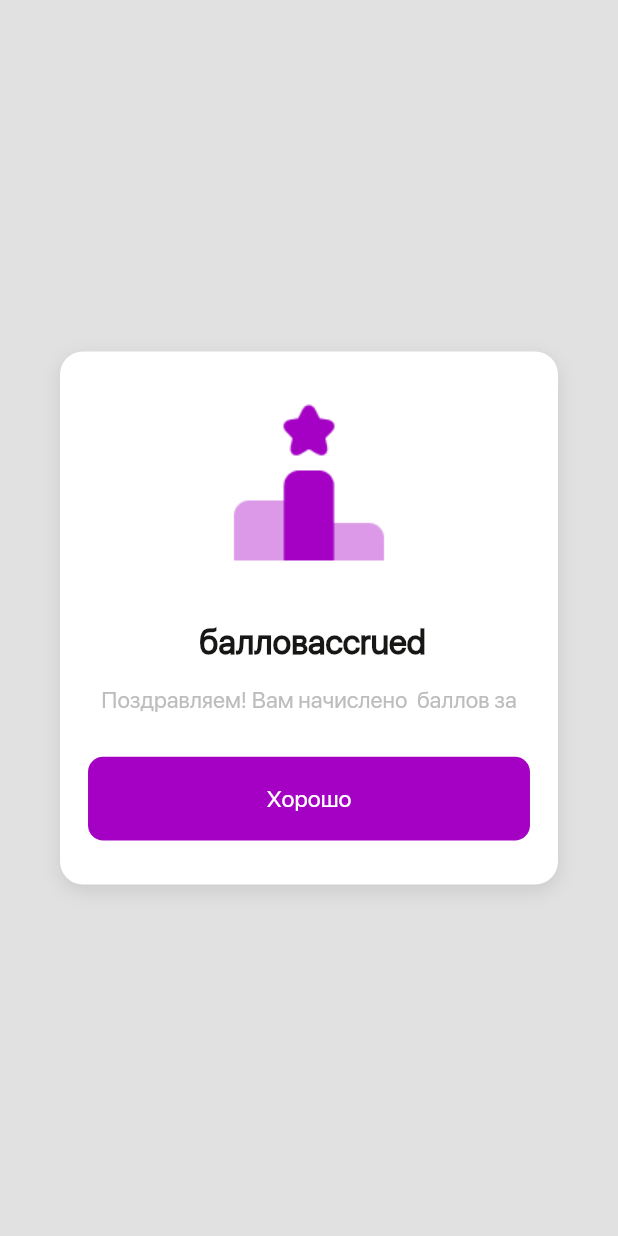
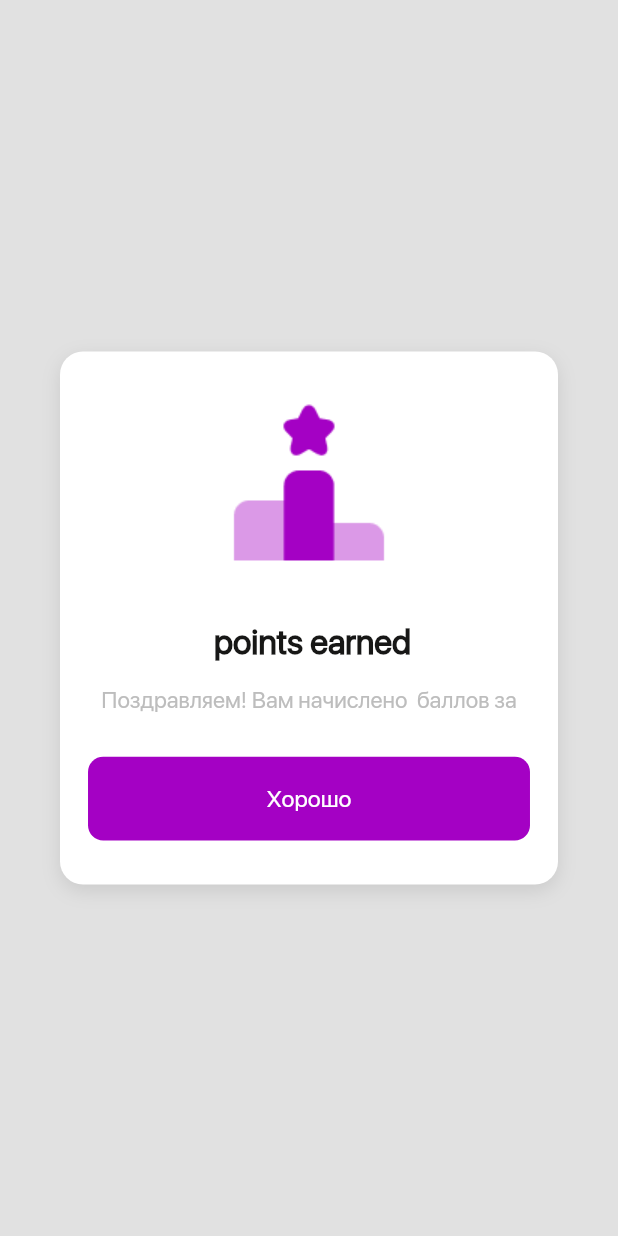
Before and after one commit to DevAppBroseph/just_do_it, a Flutter app: what scoreDialog() shows on an empty page, opened directly with empty values, on a phone screen of 412 x 824 dp. Run offline on Flutter 3.47's test engine with Material 2 defaults, Android fonts, the phone set to English and light mode, and no system bars; our stand-ins replace auto_size_text, cached_network_image, dash_chat_2, dio, easy_localization, file_picker and 18 more; missing offline and left inert: cupertino_rounded_corners, flutter_overlay_loader, scale_button, skeleton_loader; accounts and stored records are empty; network calls fail.

Commit message:
fix bugs

```diff
--- a/assets/translations/en-US.json
+++ b/assets/translations/en-US.json
@@ -208,6 +208,7 @@
     "category": "Category",
     "subcategory": "Subcategory",
     "task_name": "Name of Your task",
+    "offer_name": "Name of Your offer",
     "description_task": "Task description",
     "attach_doc": "Attach a photo or document",
     "select_country": "Select country",
@@ -217,7 +218,7 @@
     "edit": "Edit",
     "edity": "Edit",
     "delete": "Delete",
-    "do_you_confirm_the_deletion_of_the_order?": "Do you confirm the deletion of the order?",
+    "do_you_confirm_the_deletion_of_the_order": "Do you confirm the deletion of the order?",
     "cancel": "Cancel",
     "before": "From",
     "description": "Description",
--- a/assets/translations/ru-RU.json
+++ b/assets/translations/ru-RU.json
@@ -216,7 +216,8 @@
     "edit_email": "Изменить E-mail",
     "category": "Категория",
     "subcategory": "Подкатегория",
-    "task_name": "Название Вашей задачи",
+    "task_name": "Название Вашего предложения",
+    "offer_name": "Название Вашего оффера",
     "description_task": "Описание предложения",
     "description_offer": "Описание оффера",
     "attach_doc": "Прикрепите фото или документ",
@@ -228,7 +229,7 @@
     "edit": "Редактировать",
     "edity": "Редактирование",
     "delete": "Удалить",
-    "do_you_confirm_the_deletion_of_the_order?": "Вы подтверждаете удаление заказа?",
+    "do_you_confirm_the_deletion_of_the_order": "Вы подтверждаете удаление заказа?",
     "cancel": "Отмена",
     "before": "до",
     "description": "Описание",
--- a/lib/feature/home/presentation/tasks/view/create_task/widgets/category.dart
+++ b/lib/feature/home/presentation/tasks/view/create_task/widgets/category.dart
@@ -334,7 +334,7 @@ class _CategoryState extends State<Category> {
                   setState(() {});
                 },
                 style: CustomTextStyle.black_14_w400_171716,
-                hintText: 'task_name'.tr(),
+                hintText:  widget.customer? 'task_name'.tr() : 'offer_name'.tr(),
                 textEditingController: widget.titleController,
                 fillColor: ColorStyles.greyF9F9F9,
                 onChanged: (value) {
--- a/lib/feature/home/presentation/tasks/widgets/dialogs.dart
+++ b/lib/feature/home/presentation/tasks/widgets/dialogs.dart
@@ -8,6 +8,7 @@ import 'package:just_do_it/feature/auth/widget/button.dart';
 import 'package:just_do_it/feature/home/data/bloc/profile_bloc.dart';
 import 'package:just_do_it/models/order_task.dart';
 import 'package:just_do_it/models/task.dart';
+import 'package:just_do_it/models/user_reg.dart';
 import 'package:just_do_it/services/firebase_dynamic_links/firebase_dynamic_links_service.dart';
 import 'package:share_plus/share_plus.dart';
 
@@ -147,6 +148,7 @@ void scoreDialog(BuildContext context, String score, String action) =>
       barrierDismissible: false,
       context: context,
       builder: (context) {
+         UserRegModel? user = BlocProvider.of<ProfileBloc>(context).user;
         return MediaQuery(
           data: MediaQuery.of(context).copyWith(textScaleFactor: 1.0),
           child: AlertDialog(
@@ -184,8 +186,14 @@ void scoreDialog(BuildContext context, String score, String action) =>
                                 SizedBox(
                                   height: 30.h,
                                 ),
+                                if(user!.rus!)
                                 Text(
-                                  '$score ${'points'.tr().toLowerCase()}' 'accrued'.tr(),
+                                  '$score ${'points'.tr().toLowerCase()} ${'accrued'.tr()}' ,
+                                  style: CustomTextStyle.black_20_w700,
+                                ),
+                                if(!user.rus!)
+                                Text(
+                                  '$score points earned' ,
                                   style: CustomTextStyle.black_20_w700,
                                 ),
                                 SizedBox(
```
Also changed, not shown: lib/feature/home/presentation/profile/presentation/notification/notification.dart (+11 -5 lines), lib/feature/home/presentation/tasks/view/create_task/widgets/date.dart (line endings or trailing spaces).
